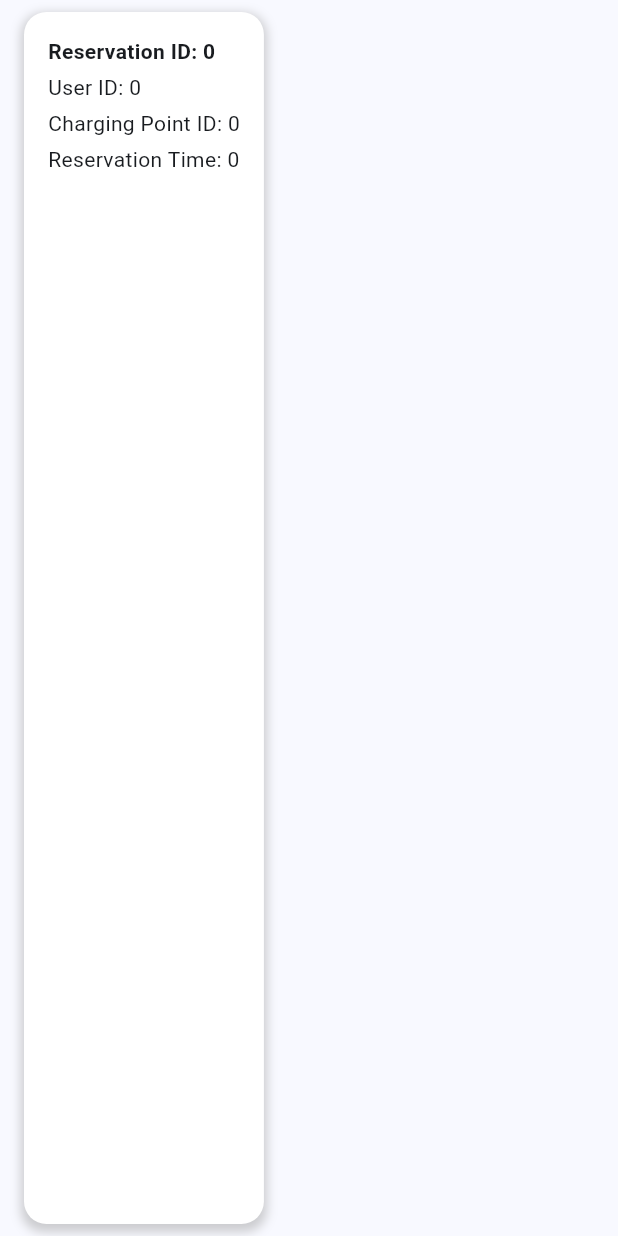
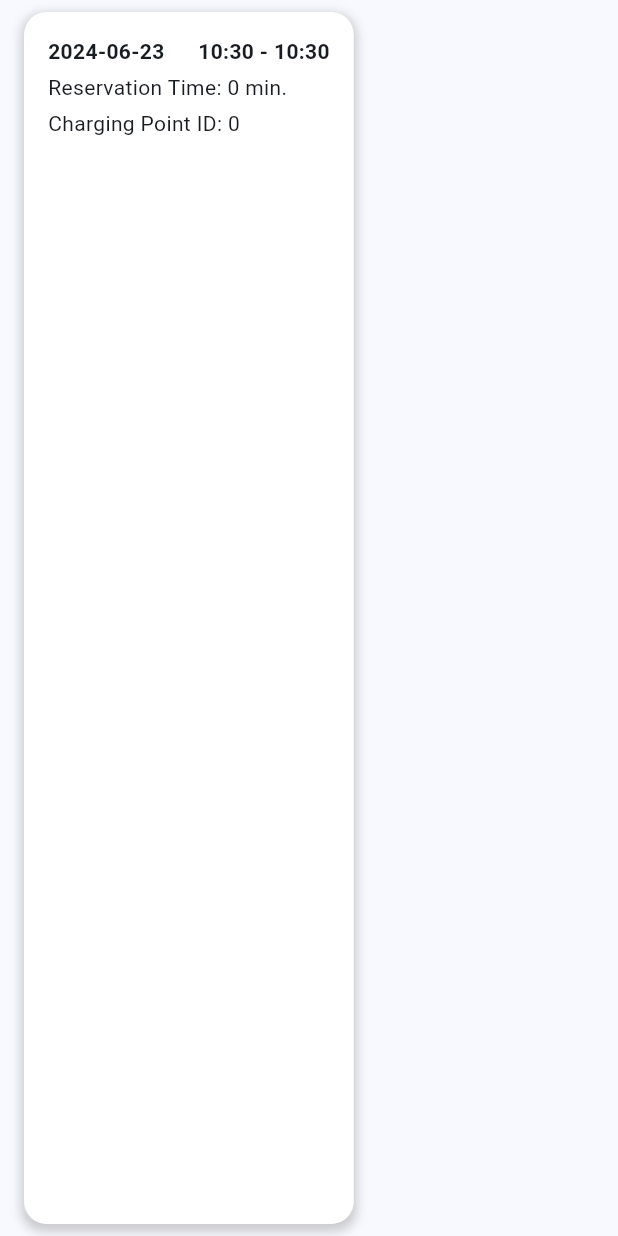
Before and after one commit to 08micco/P6, a Flutter app: the CustomReservationWidget widget shown alone on an empty page, opened directly with empty values, on a phone screen of 412 x 824 dp. Run offline on Flutter 3.47's test engine with Material 3 defaults, Android fonts, the light colour scheme and no system bars; our stand-ins replace flutter_secure_storage, table_calendar; missing offline and left inert: flutter_osm_plugin; accounts and stored records are empty; network calls fail.

Commit message:
Changed what data the frontend displays for reservations, to make it more user friendly (#28)

```diff
--- a/CSR/frontend/csr/lib/components/custom_reservation_widget.dart
+++ b/CSR/frontend/csr/lib/components/custom_reservation_widget.dart
@@ -1,5 +1,6 @@
 import 'package:flutter/material.dart';
-import 'package:csr/models/reservation.dart'; // Adjust the import path to wherever your Reservation model is located.
+import 'package:csr/models/reservation.dart';
+import 'package:intl/intl.dart';
 
 class CustomReservationWidget extends StatelessWidget {
   final Reservation reservation;
@@ -11,6 +12,10 @@ class CustomReservationWidget extends StatelessWidget {
 
   @override
   Widget build(BuildContext context) {
+
+    String formattedStartTime = DateFormat('yyyy-MM-dd      HH:mm').format(reservation.reservationStartTime);
+    String formattedEndTime = DateFormat('HH:mm').format(reservation.reservationEndTime);
+
     return Container(
       padding: const EdgeInsets.all(16.0),
       margin: const EdgeInsets.symmetric(horizontal: 16.0, vertical: 8.0),
@@ -29,17 +34,15 @@ class CustomReservationWidget extends StatelessWidget {
         crossAxisAlignment: CrossAxisAlignment.start,
         children: <Widget>[
           Text(
-            'Reservation ID: ${reservation.id}',
+            '${formattedStartTime} - ${formattedEndTime}',
             style: const TextStyle(
               fontWeight: FontWeight.bold,
             ),
           ),
           const SizedBox(height: 4),
-          Text('User ID: ${reservation.userId}'),
+          Text('Reservation Time: ${reservation.reservationTime} min.'),
           const SizedBox(height: 4),
           Text('Charging Point ID: ${reservation.chargingPointId}'),
-          const SizedBox(height: 4),
-          Text('Reservation Time: ${reservation.reservationTime}'),
         ],
       ),
     );
--- a/CSR/frontend/csr/lib/models/reservation.dart
+++ b/CSR/frontend/csr/lib/models/reservation.dart
@@ -24,7 +24,7 @@ class Reservation {
       chargingPointId: json['charging_point_id'],
       reservationTime: json['reservation_time'],
       reservationStartTime: _parseDateTime(json['reservation_start_time']),
-      reservationEndTime: _parseDateTime(json['reservation_start_time']),
+      reservationEndTime: _parseDateTime(json['reservation_end_time']),
     );
   }
 
```
